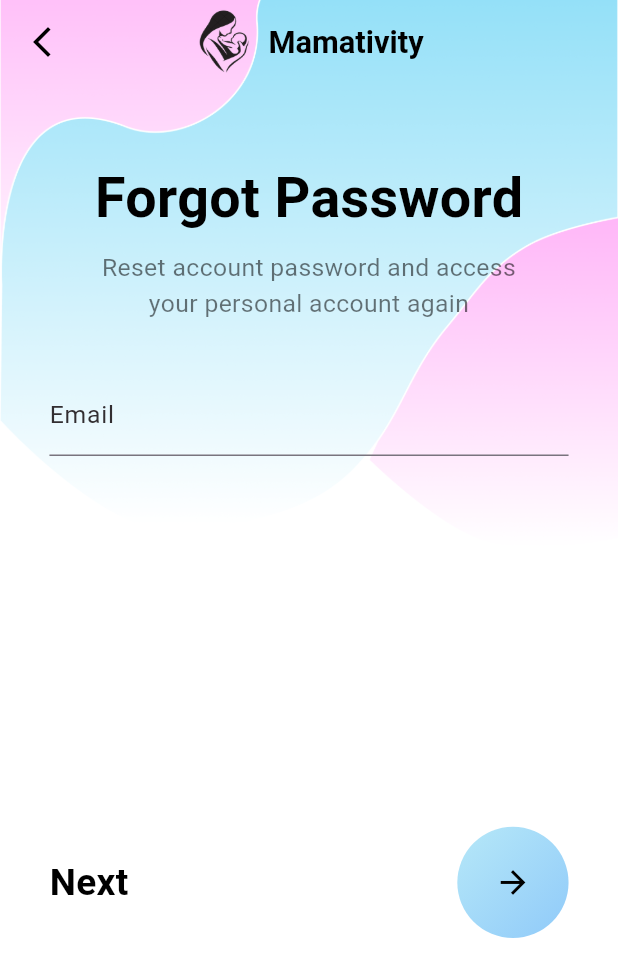
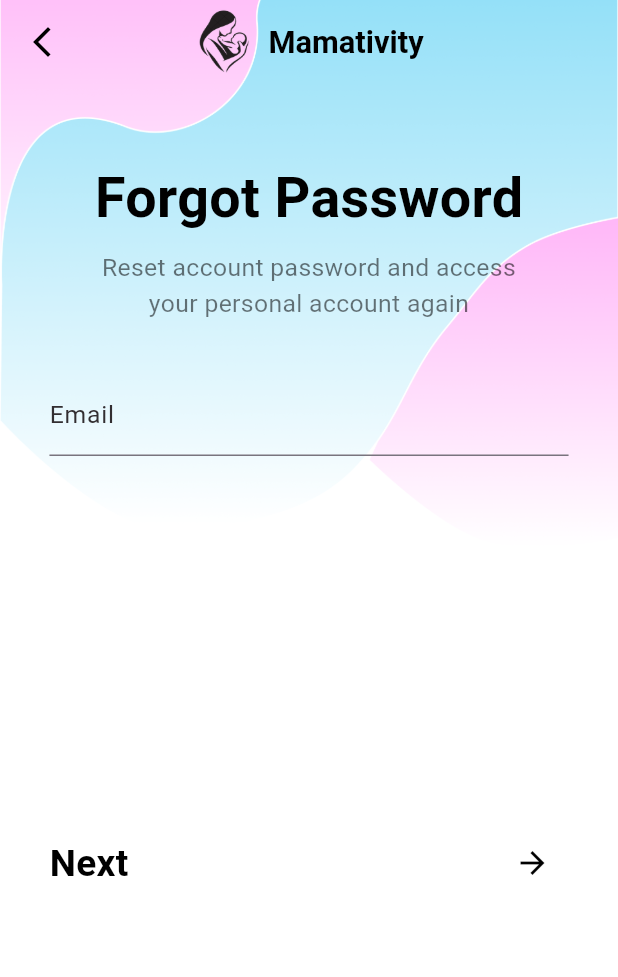
Before and after one commit to CtrlAbdoo/MaternityApp, a Flutter app: the ForgotPasswordView screen opened directly, on a phone screen of 412 x 824 dp. Shown: the top 977 px of the screen. Run offline on Flutter 3.47's test engine with Material 3 defaults, Android fonts, the phone set to English and light mode, and no system bars; our stand-ins replace cloud_firestore, curved_navigation_bar, firebase_auth, firebase_core, google_fonts; accounts and stored records are empty; Roboto replaces fonts that are missing (Inria Serif).

Commit message:
forgot_password_view.dart

```diff
--- a/lib/presentation/forgot_password/forgot_password_view.dart
+++ b/lib/presentation/forgot_password/forgot_password_view.dart
@@ -1,15 +1,25 @@
-import 'package:firebase_auth/firebase_auth.dart';
 import 'package:flutter/material.dart';
 import 'package:google_fonts/google_fonts.dart';
-import 'package:maternity_app/presentation/forgot_password/OTP_view.dart';
+import 'package:firebase_auth/firebase_auth.dart';
 import 'package:maternity_app/presentation/resources/color_manager.dart';
 import 'package:maternity_app/validation.dart';
 
-class ForgotPasswordView extends StatelessWidget {
-  ForgotPasswordView({Key? key}) : super(key: key);
+class ForgotPasswordView extends StatefulWidget {
+  const ForgotPasswordView({Key? key}) : super(key: key);
 
+  @override
+  _ForgotPasswordViewState createState() => _ForgotPasswordViewState();
+}
+
+class _ForgotPasswordViewState extends State<ForgotPasswordView> {
   final GlobalKey<FormState> _formKey = GlobalKey<FormState>();
   final TextEditingController _emailController = TextEditingController();
+
+  @override
+  void dispose() {
+    _emailController.dispose();
+    super.dispose();
+  }
 
   Future<void> _sendPasswordResetEmail(BuildContext context) async {
     final email = _emailController.text.trim();
@@ -19,18 +29,26 @@ class ForgotPasswordView extends StatelessWidget {
       );
       return;
     }
+
     try {
       await FirebaseAuth.instance.sendPasswordResetEmail(email: email);
+      if (!mounted) return;
+
       ScaffoldMessenger.of(context).showSnackBar(
-        const SnackBar(content: Text('Password reset email sent.')),
+        SnackBar(
+            content:
+                Text('Password reset link sent to $email. Check your inbox.')),
       );
-      Navigator.push(
-        context,
-        MaterialPageRoute(builder: (context) => const VerificationCodeView()),
-      );
+
+      Navigator.pop(context); // رجوع إلى صفحة تسجيل الدخول
     } catch (error) {
+      debugPrint('Error sending reset email: $error');
+      if (!mounted) return;
+
       ScaffoldMessenger.of(context).showSnackBar(
-        SnackBar(content: Text('Failed to send email: $error')),
+        SnackBar(
+            content:
+                Text('Failed to send password reset email. Try again later.')),
       );
     }
   }
@@ -65,7 +83,8 @@ class ForgotPasswordView extends StatelessWidget {
     );
   }
 
-  AppBar _buildAppBar(BuildContext context, double screenHeight, double screenWidth) {
+  AppBar _buildAppBar(
+      BuildContext context, double screenHeight, double screenWidth) {
     return AppBar(
       backgroundColor: Colors.transparent,
       elevation: 0,
@@ -134,7 +153,8 @@ class ForgotPasswordView extends StatelessWidget {
     );
   }
 
-  Widget _buildForm(double screenHeight, double screenWidth, BuildContext context) {
+  Widget _buildForm(
+      double screenHeight, double screenWidth, BuildContext context) {
     return Expanded(
       child: Container(
         padding: EdgeInsets.symmetric(horizontal: screenWidth * 0.08),
@@ -171,31 +191,14 @@ class ForgotPasswordView extends StatelessWidget {
                       ),
                     ),
                     const Spacer(),
-                    GestureDetector(
-                      onTap: () {
+                    IconButton(
+                      icon:
+                          const Icon(Icons.arrow_forward, color: Colors.black),
+                      onPressed: () {
                         if (_formKey.currentState?.validate() ?? false) {
                           _sendPasswordResetEmail(context);
                         }
                       },
-                      child: Container(
-                        decoration: const BoxDecoration(
-                          shape: BoxShape.circle,
-                          gradient: LinearGradient(
-                            colors: [
-                              Color(0xFFB6E8F8),
-                              Color(0xFF90CAF9),
-                            ],
-                            begin: Alignment.topLeft,
-                            end: Alignment.bottomRight,
-                          ),
-                        ),
-                        padding: EdgeInsets.all(screenWidth * 0.06),
-                        child: Icon(
-                          Icons.arrow_forward,
-                          color: Colors.black,
-                          size: screenWidth * 0.06,
-                        ),
-                      ),
                     ),
                   ],
                 ),
```
